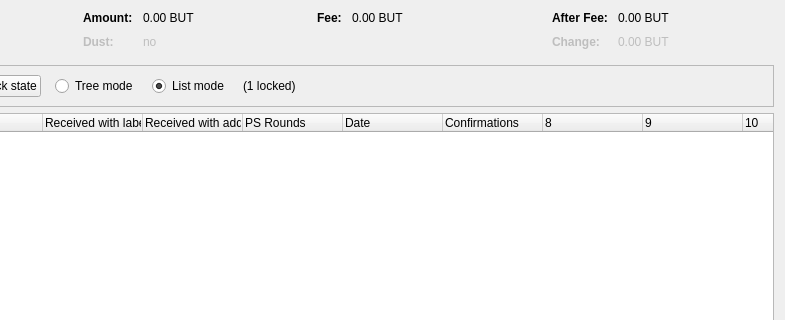
This is src/qt/forms/coincontroldialog.ui in Butkoin/but as Qt 5 draws it before an edit; both pictures show x 169 to 954 and y 0 to 320 of the 954 by 500 pixel window. The edited form follows.
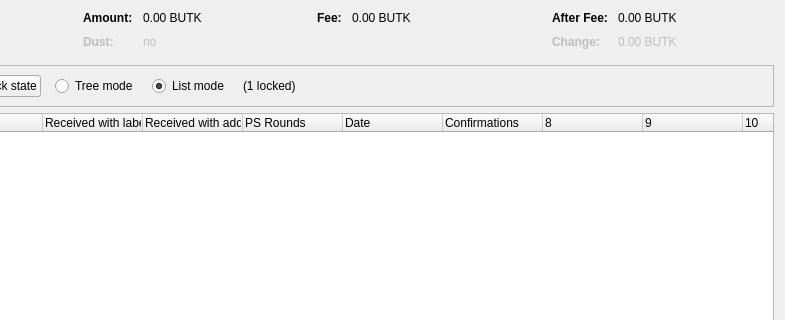
This is the edited form. Custom widgets are drawn as their Qt base class.

The edit to the form file:
```diff
--- a/src/qt/forms/coincontroldialog.ui
+++ b/src/qt/forms/coincontroldialog.ui
@@ -132,7 +132,7 @@
           <enum>Qt::ActionsContextMenu</enum>
          </property>
          <property name="text">
-          <string notr="true">0.00 BUT</string>
+          <string notr="true">0.00 BUTK</string>
          </property>
          <property name="textInteractionFlags">
           <set>Qt::LinksAccessibleByMouse|Qt::TextSelectableByKeyboard|Qt::TextSelectableByMouse</set>
@@ -212,7 +212,7 @@
           <enum>Qt::ActionsContextMenu</enum>
          </property>
          <property name="text">
-          <string notr="true">0.00 BUT</string>
+          <string notr="true">0.00 BUTK</string>
          </property>
          <property name="textInteractionFlags">
           <set>Qt::LinksAccessibleByMouse|Qt::TextSelectableByKeyboard|Qt::TextSelectableByMouse</set>
@@ -257,7 +257,7 @@
           <enum>Qt::ActionsContextMenu</enum>
          </property>
          <property name="text">
-          <string notr="true">0.00 BUT</string>
+          <string notr="true">0.00 BUTK</string>
          </property>
          <property name="textInteractionFlags">
           <set>Qt::LinksAccessibleByMouse|Qt::TextSelectableByKeyboard|Qt::TextSelectableByMouse</set>
@@ -292,7 +292,7 @@
           <enum>Qt::ActionsContextMenu</enum>
          </property>
          <property name="text">
-          <string notr="true">0.00 BUT</string>
+          <string notr="true">0.00 BUTK</string>
          </property>
          <property name="textInteractionFlags">
           <set>Qt::LinksAccessibleByMouse|Qt::TextSelectableByKeyboard|Qt::TextSelectableByMouse</set>
```
